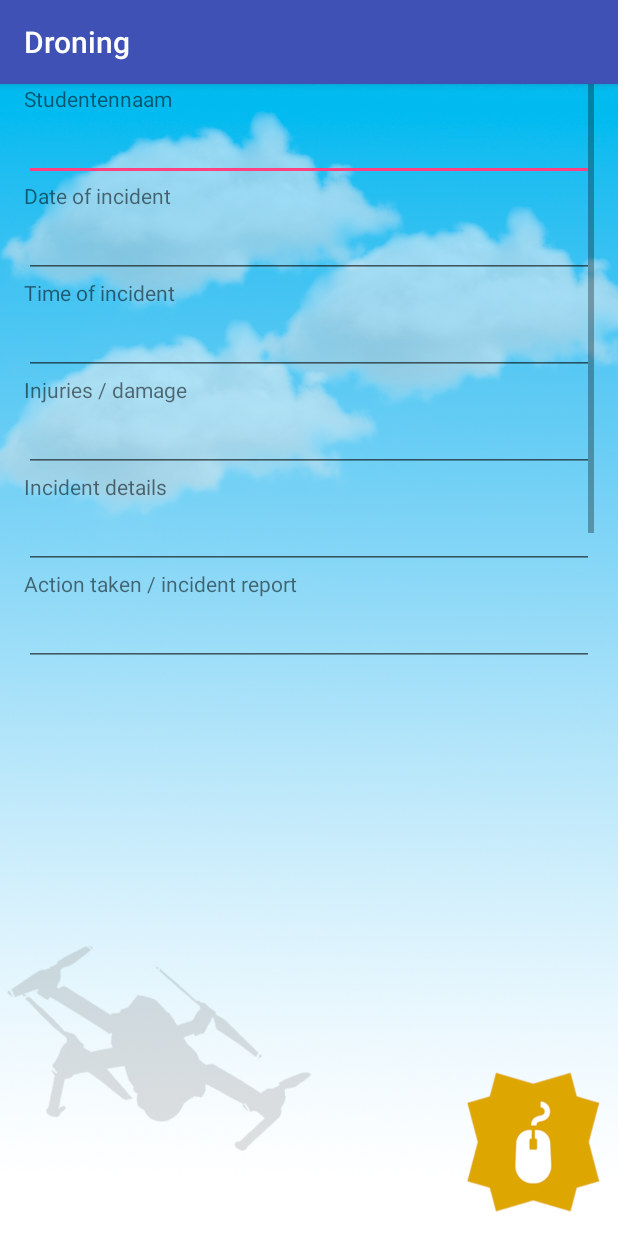
After one commit to Darkscarves/Dronesproject, an Android app: the IncidentLog screen opened directly, with no data from a screen before it, on a phone screen of 412 x 824 dp. The commit adds this screen. Run offline under Robolectric (Android 15) with nearby library versions, the phone set to English and light mode, and no system bars.

Commit message:
Incident log aangemaakt en navigatie met de app naar de incident log

```diff
--- a/app/src/main/AndroidManifest.xml
+++ b/app/src/main/AndroidManifest.xml
@@ -17,6 +17,7 @@
             </intent-filter>
         </activity>
         <!-- checken of dit werkt-->
+        <!-- het werkt-->
         <activity
             android:name=".MaintenanceLog"
             android:label="@string/app_name">
@@ -25,6 +26,10 @@
             android:name=".BatteryLog"
             android:label="@string/app_name">
         </activity>
+        <activity
+            android:name=".IncidentLog"
+            android:label="@string/app_name">
+        </activity>
         <!---->
     </application>
 
--- /dev/null
+++ b/app/src/main/java/com/example/gebruiker/droning/IncidentLog.java
@@ -0,0 +1,20 @@
+package com.example.gebruiker.droning;
+
+import android.content.Intent;
+import android.os.Bundle;
+import android.support.v7.app.AppCompatActivity;
+import android.view.View;
+
+public class IncidentLog extends AppCompatActivity {
+
+    @Override
+    protected void onCreate(Bundle savedInstanceState) {
+        super.onCreate(savedInstanceState);
+        setContentView(R.layout.incidentlog);
+    }
+    public void toHome(View view)
+    {
+        Intent intent = new Intent(IncidentLog.this, MainActivity.class);
+        startActivity(intent);
+    }
+}
--- a/app/src/main/java/com/example/gebruiker/droning/MainActivity.java
+++ b/app/src/main/java/com/example/gebruiker/droning/MainActivity.java
@@ -26,6 +26,12 @@ public class MainActivity extends AppCompatActivity {
         startActivity(intent);
     }
 
+    public void toIncidentLog(View view)
+    {
+        Intent intent = new Intent(MainActivity.this, IncidentLog.class);
+        startActivity(intent);
+    }
+
 
 
 
--- a/app/src/main/res/layout/activity_main.xml
+++ b/app/src/main/res/layout/activity_main.xml
@@ -104,6 +104,7 @@
                     android:layout_height="60dp"
                     android:layout_weight="1"
                     android:text="@string/incident_log"
+                    android:onClick="toIncidentLog"
                     app:layout_constraintEnd_toEndOf="parent"
                     app:layout_constraintStart_toStartOf="parent"
                     app:layout_constraintTop_toTopOf="parent" />
--- /dev/null
+++ b/app/src/main/res/layout/incidentlog.xml
@@ -0,0 +1,135 @@
+<?xml version="1.0" encoding="utf-8"?>
+<LinearLayout xmlns:android="http://schemas.android.com/apk/res/android"
+    xmlns:tools="http://schemas.android.com/tools"
+    android:layout_width="match_parent"
+    android:layout_height="match_parent"
+    android:background="@drawable/sub_background"
+    android:paddingLeft="16dp"
+    android:paddingRight="16dp">
+
+    <ScrollView
+        android:layout_width="match_parent"
+        android:layout_height="387dp">
+
+        <LinearLayout
+            android:layout_width="match_parent"
+            android:layout_height="wrap_content"
+            android:orientation="vertical">
+
+            <TextView
+                android:id="@+id/test"
+                android:layout_width="match_parent"
+                android:layout_height="wrap_content"
+                android:text="@string/studentennaam" />
+
+            <EditText
+                android:id="@+id/editText"
+                android:layout_width="match_parent"
+                android:layout_height="wrap_content"
+                android:ems="10"
+                android:inputType="textPersonName" />
+
+            <TextView
+                android:id="@+id/textView12"
+                android:layout_width="match_parent"
+                android:layout_height="wrap_content"
+                android:text="@string/date_of_incident" />
+
+            <EditText
+                android:id="@+id/editText2"
+                android:layout_width="match_parent"
+                android:layout_height="wrap_content"
+                android:ems="10"
+                android:inputType="textPersonName" />
+
+            <TextView
+                android:id="@+id/textView62"
+                android:layout_width="match_parent"
+                android:layout_height="wrap_content"
+                android:text="@string/time_of_incident" />
+
+            <EditText
+                android:id="@+id/editText62"
+                android:layout_width="match_parent"
+                android:layout_height="wrap_content"
+                android:ems="10"
+                android:inputType="textPersonName" />
+
+            <TextView
+                android:id="@+id/textView13"
+                android:layout_width="match_parent"
+                android:layout_height="wrap_content"
+                android:text="@string/injuries_damage" />
+
+            <EditText
+                android:id="@+id/editText3"
+                android:layout_width="match_parent"
+                android:layout_height="wrap_content"
+                android:ems="10"
+                android:inputType="textPersonName" />
+
+            <TextView
+                android:id="@+id/textView19"
+                android:layout_width="match_parent"
+                android:layout_height="wrap_content"
+                android:text="@string/incident_details" />
+
+            <EditText
+                android:id="@+id/editText4"
+                android:layout_width="match_parent"
+                android:layout_height="wrap_content"
+                android:ems="10"
+                android:inputType="textPersonName" />
+
+            <TextView
+                android:id="@+id/textView18"
+                android:layout_width="match_parent"
+                android:layout_height="wrap_content"
+                android:text="@string/action_taken_incident_report" />
+
+            <EditText
+                android:id="@+id/editText5"
+                android:layout_width="match_parent"
+                android:layout_height="wrap_content"
+                android:ems="10"
+                android:inputType="textPersonName" />
+
+            <TextView
+                android:id="@+id/textView17"
+                android:layout_width="match_parent"
+                android:layout_height="wrap_content"
+                android:text="@string/notes" />
+
+            <EditText
+                android:id="@+id/editText6"
+                android:layout_width="match_parent"
+                android:layout_height="wrap_content"
+                android:ems="10"
+                android:inputType="textPersonName" />
+
+
+            <LinearLayout
+                android:layout_width="match_parent"
+                android:layout_height="match_parent"
+                android:orientation="horizontal">
+
+                <Button
+                    android:id="@+id/button2"
+                    android:layout_width="match_parent"
+                    android:layout_height="wrap_content"
+                    android:layout_weight="1"
+                    android:text="@string/submit" />
+
+                <Button
+                    android:id="@+id/btn1"
+                    android:layout_width="match_parent"
+                    android:layout_height="wrap_content"
+                    android:layout_weight="1"
+                    android:onClick="toHome"
+                    android:text="@string/go_back" />
+            </LinearLayout>
+
+        </LinearLayout>
+    </ScrollView>
+
+</LinearLayout>
--- a/app/src/main/res/values/strings.xml
+++ b/app/src/main/res/values/strings.xml
@@ -24,4 +24,9 @@
     <string name="flight_duration">Flight duration</string>
     <string name="pre_flight">Pre-flight</string>
     <string name="notes">notes</string>
+    <string name="injuries_damage">Injuries / damage</string>
+    <string name="incident_details">Incident details</string>
+    <string name="action_taken_incident_report">Action taken / incident report</string>
+    <string name="date_of_incident">Date of incident</string>
+    <string name="time_of_incident">Time of incident</string>
 </resources>
```
